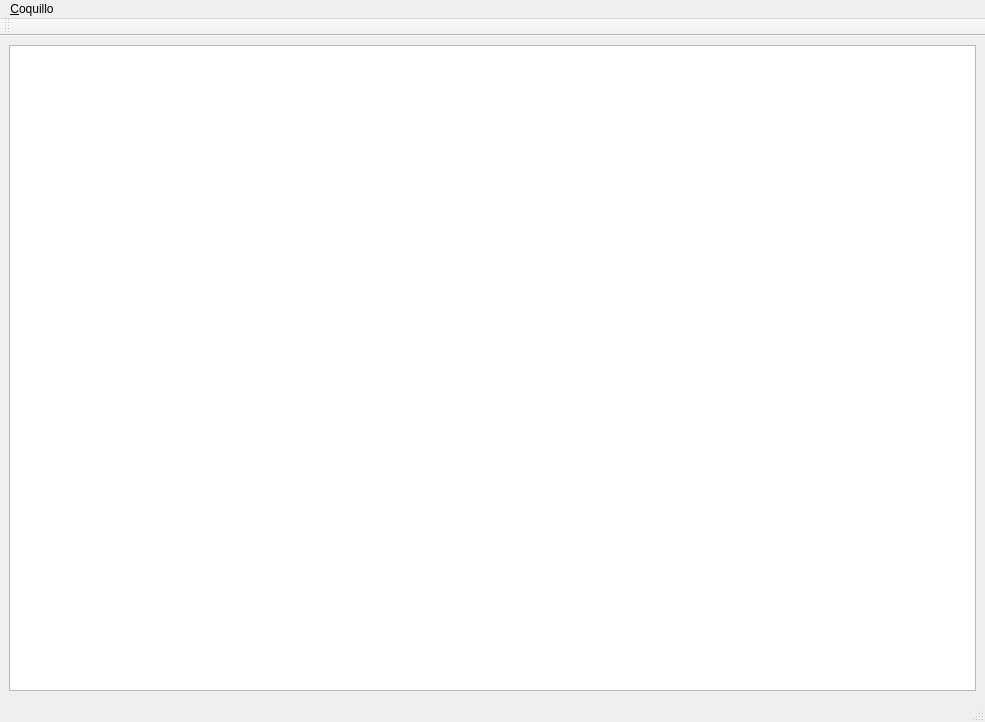
Qt form ui/mainwindow.ui (sjuvonen/coquillo) before a commit.
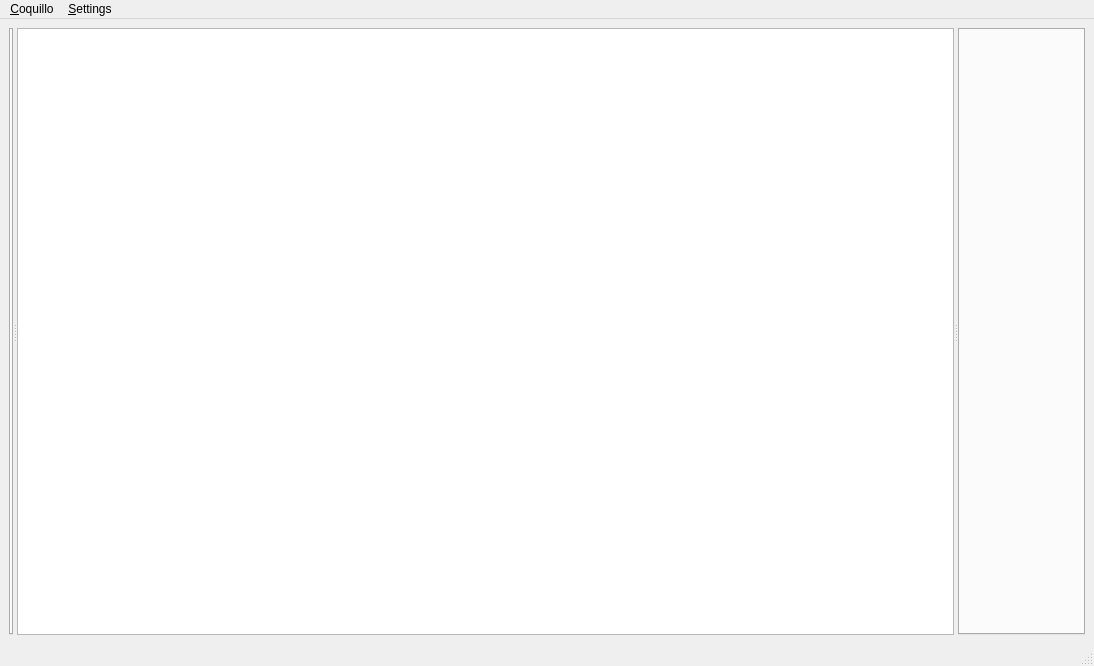
The same form after that commit. Custom widgets are drawn as their Qt base class.

```diff
--- a/ui/mainwindow.ui
+++ b/ui/mainwindow.ui
@@ -6,8 +6,8 @@
    <rect>
     <x>0</x>
     <y>0</y>
-    <width>985</width>
-    <height>722</height>
+    <width>1094</width>
+    <height>666</height>
    </rect>
   </property>
   <property name="windowTitle">
@@ -16,7 +16,22 @@
   <widget class="QWidget" name="centralwidget">
    <layout class="QVBoxLayout" name="verticalLayout">
     <item>
-     <widget class="QTableView" name="tableView">
+     <widget class="QSplitter" name="splitter">
+      <property name="orientation">
+       <enum>Qt::Horizontal</enum>
+      </property>
+      <widget class="QTabWidget" name="toolBox">
+       <property name="tabPosition">
+        <enum>QTabWidget::West</enum>
+       </property>
+      </widget>
+      <widget class="QTableView" name="itemView">
+       <property name="sizePolicy">
+        <sizepolicy hsizetype="Expanding" vsizetype="Expanding">
+         <horstretch>1</horstretch>
+         <verstretch>0</verstretch>
+        </sizepolicy>
+       </property>
       <property name="alternatingRowColors">
        <bool>true</bool>
       </property>
@@ -42,6 +57,15 @@
        <bool>false</bool>
       </attribute>
      </widget>
+      <widget class="Coquillo::TagEditor::TagEditor" name="tagEditor">
+       <property name="sizePolicy">
+        <sizepolicy hsizetype="Preferred" vsizetype="Expanding">
+         <horstretch>0</horstretch>
+         <verstretch>0</verstretch>
+        </sizepolicy>
+       </property>
+      </widget>
+     </widget>
     </item>
    </layout>
   </widget>
@@ -50,7 +74,7 @@
     <rect>
      <x>0</x>
      <y>0</y>
-     <width>985</width>
+     <width>1094</width>
      <height>20</height>
     </rect>
    </property>
@@ -60,20 +84,16 @@
     </property>
     <addaction name="action_Quit"/>
    </widget>
+   <widget class="QMenu" name="menu_Settings">
+    <property name="title">
+     <string>&amp;Settings</string>
+    </property>
+    <addaction name="action_Configure"/>
+   </widget>
    <addaction name="menu_Coquillo"/>
+   <addaction name="menu_Settings"/>
   </widget>
   <widget class="QStatusBar" name="statusbar"/>
-  <widget class="QToolBar" name="toolBar">
-   <property name="windowTitle">
-    <string>toolBar</string>
-   </property>
-   <attribute name="toolBarArea">
-    <enum>TopToolBarArea</enum>
-   </attribute>
-   <attribute name="toolBarBreak">
-    <bool>false</bool>
-   </attribute>
-  </widget>
   <action name="action_Quit">
    <property name="text">
     <string>&amp;Quit</string>
@@ -83,6 +103,14 @@
    </property>
   </action>
  </widget>
+ <customwidgets>
+  <customwidget>
+   <class>Coquillo::TagEditor::TagEditor</class>
+   <extends>QTabWidget</extends>
+   <header>tageditor/tageditor.hpp</header>
+   <container>1</container>
+  </customwidget>
+ </customwidgets>
  <resources/>
  <connections>
   <connection>
```
Left out of the diff: 24 changed lines with no effect on the pictures. Lines whose indentation alone changed are shown as unchanged.
